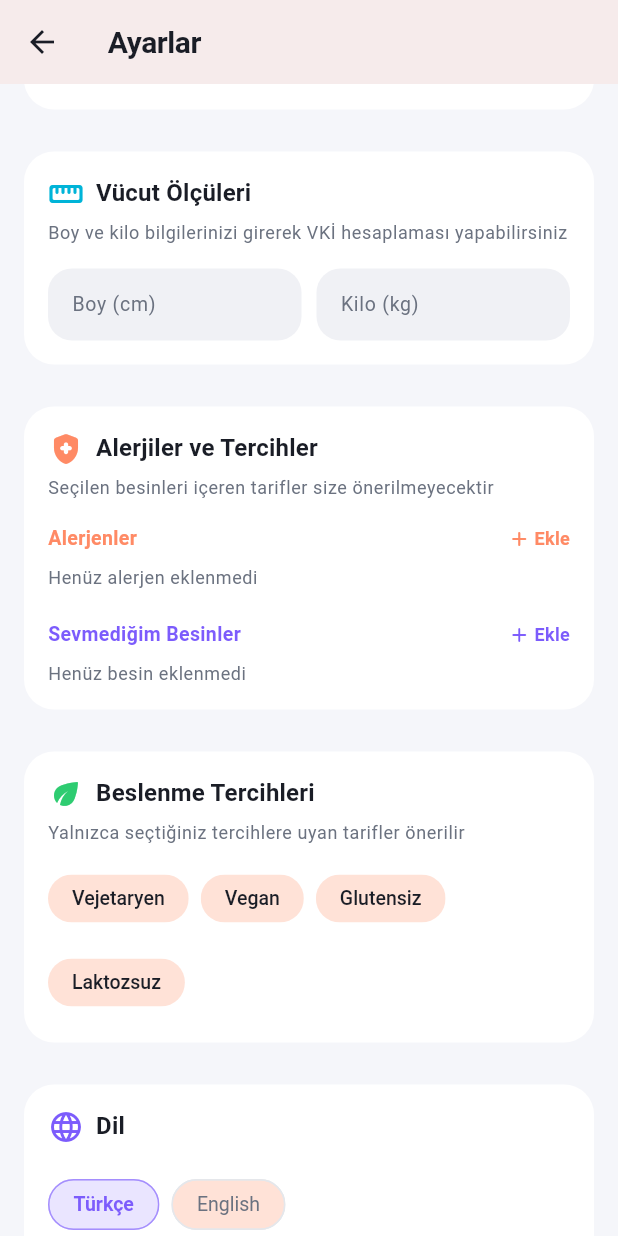
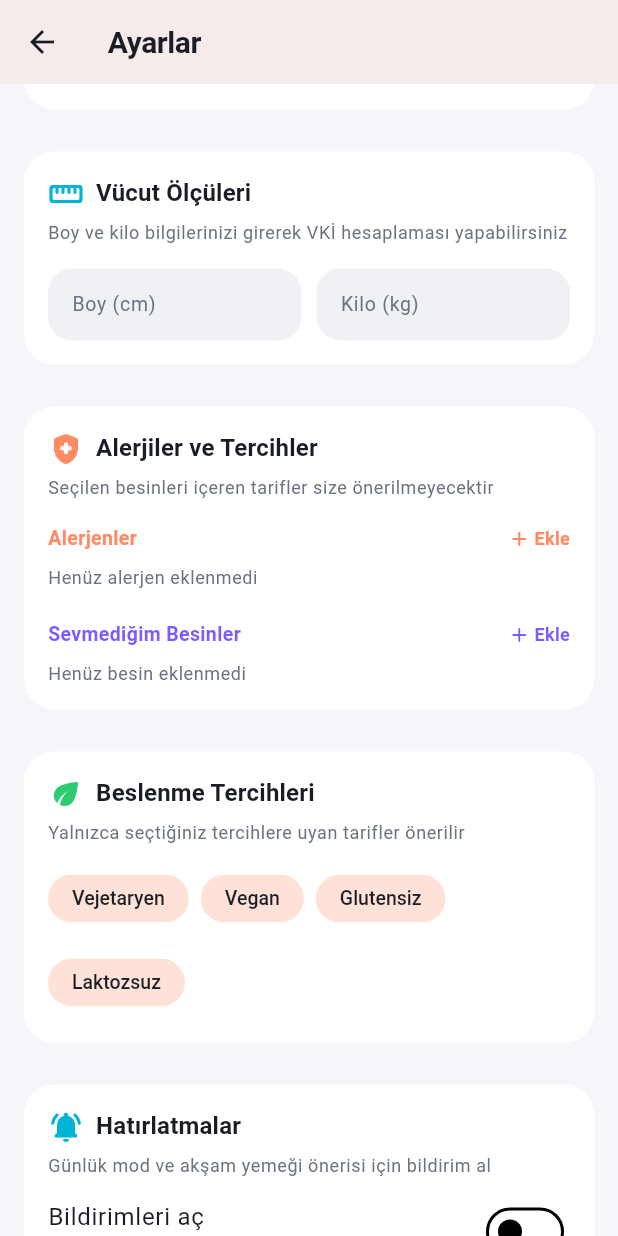
Before and after one commit to turantopcuoglu/newapp, a Flutter app: the SettingsScreen screen opened directly, scrolled down 576 dp, on a phone screen of 412 x 824 dp. Run offline on Flutter 3.47's test engine with Material 3 defaults, Android fonts, the phone set to English and light mode, and no system bars; our stand-ins replace fl_chart, flutter_local_notifications, flutter_riverpod, shared_preferences, timezone; accounts and stored records are empty.

Commit message:
Add on-device daily reminders
Two local reminders (morning check-in, late-afternoon dinner idea)
scheduled entirely on-device, so this needs no push service or backend.
Opt-in from Settings: the OS prompt appears when the user enables the
toggle, not at first launch, and declining flips the switch back rather
than silently storing an enabled state that never fires.

Every plugin call is failure-tolerant, so a platform without notification
support can't break startup or settings.

Tests cover the daily roll-over rule (later today vs tomorrow, exact-match
boundary, month end). Real delivery still needs a device check.

Also updates CLAUDE.md: cooked-log-vs-meal-plan rule, remote bundle
loading, and RecipeVisual.

Co-Authored-By: Claude Opus 5 <noreply@anthropic.com>
Claude-Session: https://claude.ai/code/session_016AbkDDpBHFz3fb6NAnXv9V

```diff
--- a/lib/l10n/app_localizations.dart
+++ b/lib/l10n/app_localizations.dart
@@ -162,6 +162,14 @@ class AppLocalizations {
   String get profileDisliked => _t('profileDisliked');
   String get profileAllergiesAndAvoided => _t('profileAllergiesAndAvoided');
   String get profileAllergiesHint => _t('profileAllergiesHint');
+  String get remindersTitle => _t('remindersTitle');
+  String get remindersHint => _t('remindersHint');
+  String get remindersEnable => _t('remindersEnable');
+  String get remindersDenied => _t('remindersDenied');
+  String get reminderCheckInTitle => _t('reminderCheckInTitle');
+  String get reminderCheckInBody => _t('reminderCheckInBody');
+  String get reminderDinnerTitle => _t('reminderDinnerTitle');
+  String get reminderDinnerBody => _t('reminderDinnerBody');
   String get dietPreferencesTitle => _t('dietPreferencesTitle');
   String get dietPreferencesHint => _t('dietPreferencesHint');
   String get dietVegetarian => _t('dietVegetarian');
--- a/lib/l10n/translations/en.dart
+++ b/lib/l10n/translations/en.dart
@@ -132,6 +132,14 @@ const Map<String, String> enTranslations = {
   'profileDisliked': 'Disliked Foods',
   'profileAllergiesAndAvoided': 'Allergies & Preferences',
   'profileAllergiesHint': 'Recipes containing selected foods will not be recommended to you',
+  'remindersTitle': 'Reminders',
+  'remindersHint': 'Get notified for your daily mode and dinner ideas',
+  'remindersEnable': 'Enable notifications',
+  'remindersDenied': 'Notification permission was not granted',
+  'reminderCheckInTitle': 'How are you today?',
+  'reminderCheckInBody': 'Pick your mood and we will match recipes to it.',
+  'reminderDinnerTitle': 'What is for dinner?',
+  'reminderDinnerBody': 'Recipes you can cook with what is already in your kitchen.',
   'dietPreferencesTitle': 'Diet Preferences',
   'dietPreferencesHint': 'Only recipes matching every selected preference will be recommended',
   'dietVegetarian': 'Vegetarian',
--- a/lib/l10n/translations/tr.dart
+++ b/lib/l10n/translations/tr.dart
@@ -132,6 +132,14 @@ const Map<String, String> trTranslations = {
   'profileDisliked': 'Sevmediğim Besinler',
   'profileAllergiesAndAvoided': 'Alerjiler ve Tercihler',
   'profileAllergiesHint': 'Seçilen besinleri içeren tarifler size önerilmeyecektir',
+  'remindersTitle': 'Hatırlatmalar',
+  'remindersHint': 'Günlük mod ve akşam yemeği önerisi için bildirim al',
+  'remindersEnable': 'Bildirimleri aç',
+  'remindersDenied': 'Bildirim izni verilmedi',
+  'reminderCheckInTitle': 'Bugün nasılsın?',
+  'reminderCheckInBody': 'Modunu seç, sana uygun tarifleri getirelim.',
+  'reminderDinnerTitle': 'Bu akşam ne pişirsin?',
+  'reminderDinnerBody': 'Mutfağındaki malzemelerle yapabileceğin tarifler hazır.',
   'dietPreferencesTitle': 'Beslenme Tercihleri',
   'dietPreferencesHint': 'Yalnızca seçtiğiniz tercihlere uyan tarifler önerilir',
   'dietVegetarian': 'Vejetaryen',
--- a/lib/screens/settings_screen.dart
+++ b/lib/screens/settings_screen.dart
@@ -10,7 +10,9 @@ import '../models/ingredient.dart';
 import '../providers/inventory_provider.dart';
 import '../providers/locale_provider.dart';
 import '../providers/profile_provider.dart';
+import '../providers/storage_provider.dart';
 import '../services/diet_classifier.dart';
+import '../services/notification_service.dart';
 import '../providers/shopping_provider.dart';
 
 class SettingsScreen extends ConsumerWidget {
@@ -51,6 +53,11 @@ class SettingsScreen extends ConsumerWidget {
 
             // Diet preferences
             _DietPreferenceSection(ref: ref),
+
+            const SizedBox(height: 16),
+
+            // Reminders
+            _ReminderSection(ref: ref),
 
             const SizedBox(height: 16),
 
@@ -728,6 +735,111 @@ class _BodyMetricsSectionState extends State<_BodyMetricsSection> {
   }
 }
 
+// ─── Reminder Section ───────────────────────────────────────────────────────
+
+/// Daily on-device reminders. Scheduling is local, so this needs no backend.
+class _ReminderSection extends StatefulWidget {
+  final WidgetRef ref;
+
+  const _ReminderSection({required this.ref});
+
+  @override
+  State<_ReminderSection> createState() => _ReminderSectionState();
+}
+
+class _ReminderSectionState extends State<_ReminderSection> {
+  static const int _checkInHour = 9;
+  static const int _dinnerHour = 17;
+
+  final _notifications = NotificationService();
+  late bool _enabled =
+      widget.ref.read(storageProvider).areRemindersEnabled();
+  bool _busy = false;
+
+  Future<void> _toggle(bool value) async {
+    final l10n = AppLocalizations.of(context);
+    final storage = widget.ref.read(storageProvider);
+    setState(() => _busy = true);
+
+    if (!value) {
+      await _notifications.cancelAll();
+      await storage.setRemindersEnabled(false);
+      if (mounted) setState(() { _enabled = false; _busy = false; });
+      return;
+    }
+
+    await _notifications.init();
+    final granted = await _notifications.requestPermissions();
+    if (!granted) {
+      await storage.setRemindersEnabled(false);
+      if (!mounted) return;
+      setState(() { _enabled = false; _busy = false; });
+      ScaffoldMessenger.of(context)
+          .showSnackBar(SnackBar(content: Text(l10n.remindersDenied)));
+      return;
+    }
+
+    await _notifications.scheduleDaily(
+      kind: ReminderKind.checkIn,
+      title: l10n.reminderCheckInTitle,
+      body: l10n.reminderCheckInBody,
+      hour: _checkInHour,
+    );
+    await _notifications.scheduleDaily(
+      kind: ReminderKind.dinnerIdea,
+      title: l10n.reminderDinnerTitle,
+      body: l10n.reminderDinnerBody,
+      hour: _dinnerHour,
+    );
+    await storage.setRemindersEnabled(true);
+    if (mounted) setState(() { _enabled = true; _busy = false; });
+  }
+
+  @override
+  Widget build(BuildContext context) {
+    final l10n = AppLocalizations.of(context);
+    final theme = Theme.of(context);
+
+    return Card(
+      child: Padding(
+        padding: const EdgeInsets.all(16),
+        child: Column(
+          crossAxisAlignment: CrossAxisAlignment.start,
+          children: [
+            Row(
+              children: [
+                Icon(Icons.notifications_active_rounded,
+                    color: AppTheme.accentTeal),
+                const SizedBox(width: 8),
+                Text(l10n.remindersTitle,
+                    style: theme.textTheme.titleMedium),
+              ],
+            ),
+            const SizedBox(height: 6),
+            Text(
+              l10n.remindersHint,
+              style: theme.textTheme.bodySmall?.copyWith(
+                color: AppTheme.textSecondary,
+              ),
+            ),
+            SwitchListTile(
+              contentPadding: EdgeInsets.zero,
+              title: Text(l10n.remindersEnable),
+              subtitle: Text(
+                '${_checkInHour.toString().padLeft(2, '0')}:00  ·  '
+                '${_dinnerHour.toString().padLeft(2, '0')}:00',
+                style: theme.textTheme.bodySmall,
+              ),
+              value: _enabled,
+              onChanged: _busy ? null : _toggle,
+            ),
+          ],
+        ),
+      ),
+    );
+  }
+}
+
 // ─── Diet Preference Section ────────────────────────────────────────────────
 
 class _DietPreferenceSection extends StatelessWidget {
--- a/pubspec.yaml
+++ b/pubspec.yaml
@@ -19,6 +19,8 @@ dependencies:
   fl_chart: ^0.69.2
   http: ^1.2.2
   path_provider: ^2.1.5
+  flutter_local_notifications: ^20.1.0
+  timezone: ^0.10.1
 
 dev_dependencies:
   flutter_test:
```
Also changed, not shown: lib/services/notification_service.dart (added, +149 -0 lines), lib/services/storage_service.dart (+9 -0 lines), 3 other files.
